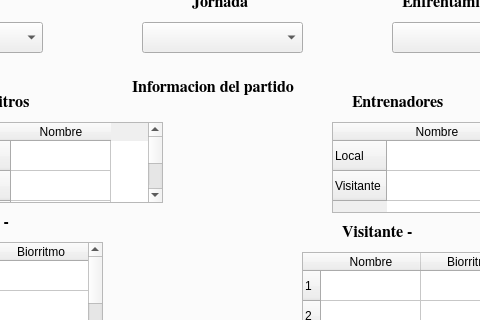
This is mainWtabs.ui in Jeancasoto/ThePlaceToBet as Qt 5 draws it before an edit; both pictures show x 170 to 650 and y 94 to 414 of the 800 by 636 pixel window. The edited form follows.
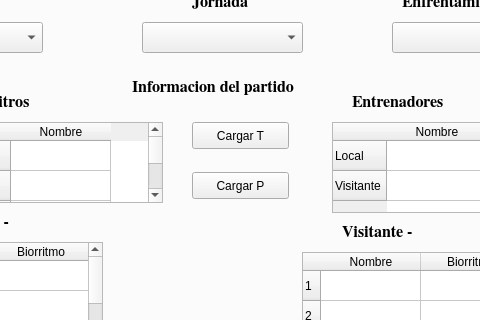
This is the edited form. The open tabs and pages were chosen to show the change. Icons and pictures are not drawn.

Commit message: Agregue un boton gg

```diff
--- a/mainWtabs.ui
+++ b/mainWtabs.ui
@@ -1596,6 +1596,32 @@
        <string>$00.00</string>
       </property>
      </widget>
+     <widget class="QPushButton" name="botonTemporadas">
+      <property name="geometry">
+       <rect>
+        <x>350</x>
+        <y>180</y>
+        <width>97</width>
+        <height>27</height>
+       </rect>
+      </property>
+      <property name="text">
+       <string>Cargar T</string>
+      </property>
+     </widget>
+     <widget class="QPushButton" name="botonPartidos">
+      <property name="geometry">
+       <rect>
+        <x>350</x>
+        <y>230</y>
+        <width>97</width>
+        <height>27</height>
+       </rect>
+      </property>
+      <property name="text">
+       <string>Cargar P</string>
+      </property>
+     </widget>
     </widget>
     <widget class="QWidget" name="tab_7">
      <attribute name="title">
```
Left out of the diff: 3 changed lines with no effect on the pictures.
